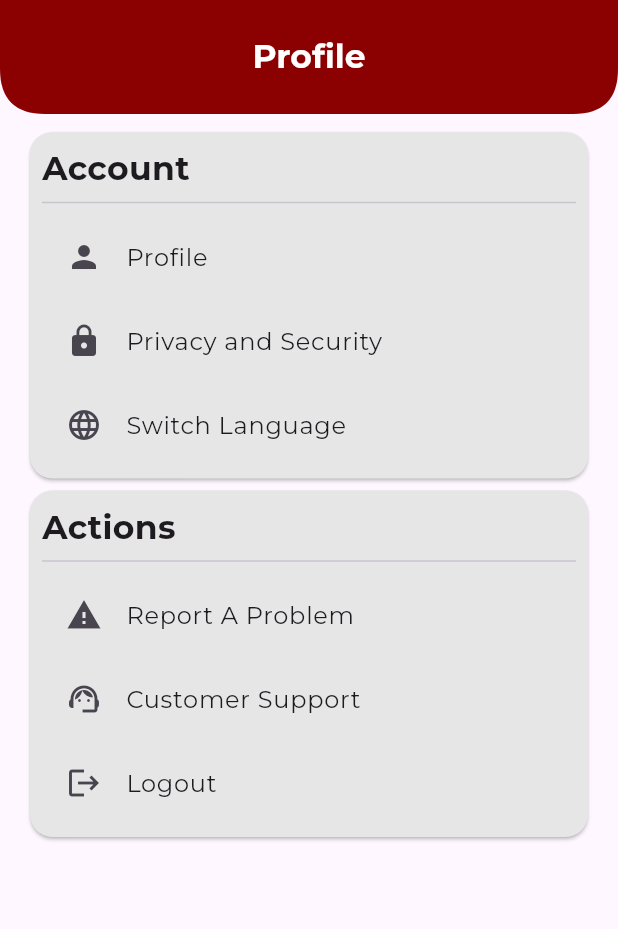
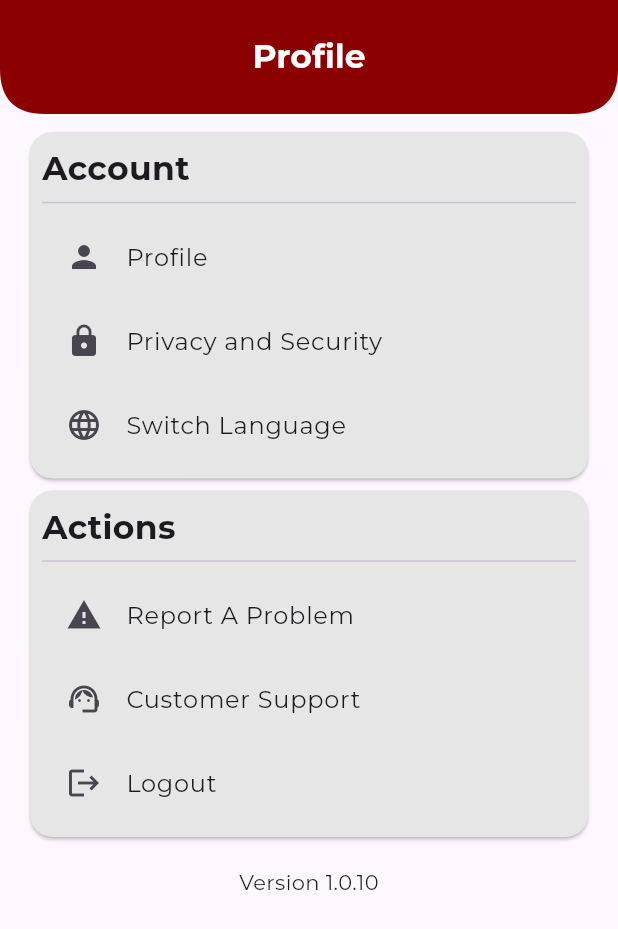
Before and after one commit to Mahmood-Sharif/Academity_App, a Flutter app: the ProfilePage screen opened directly, on a phone screen of 412 x 824 dp. Shown: the top 929 px of the screen. Run offline on Flutter 3.47's test engine with Material 3 defaults, Android fonts, the phone set to English and light mode, and no system bars; our stand-ins replace flutter_riverpod, flutter_secure_storage, google_fonts, image_picker, package_info_plus, qr_flutter; missing offline and left inert: mobile_scanner; accounts and stored records are empty; generated files the repository leaves out were written again; project files that could hold a hidden picture were left out.

Commit message:
display app version in profile screen

```diff
--- a/academity_app/lib/l10n/app_ar.arb
+++ b/academity_app/lib/l10n/app_ar.arb
@@ -95,6 +95,7 @@
     "dayOfWeekFri": "الجمعة",
     "dayOfWeekSat": "السبت",
     "dayOfWeekSun": "الأحد",
+    "appVersion": "اصدار {versionNumber}",
     "errorUnknown": "حدث خلل غير معروف",
     "errorCannotDeleteAccount": "لا يمكن حذف حساب مالك الأكاديمية من خلال التطبيق. يرجى التواصل مع خدمة العملاء للإزالة.",
     "errorCouldNotDeleteAccount": "خلل: لم يتم حذف الحساب.",
--- a/academity_app/lib/l10n/app_en.arb
+++ b/academity_app/lib/l10n/app_en.arb
@@ -407,6 +407,16 @@
     "@dayOfWeekSun": {
         "description": "Abbreviation for Sunday"
     },
+    "appVersion": "Version {versionNumber}",
+    "@appVersion": {
+        "description": "Display the current version of the app",
+        "placeholders": {
+            "versionNumber": {
+                "type": "String",
+                "example": "Unknown"
+            }
+        }
+    },
     "errorUnknown": "Unknown Error Occured",
     "@errorUnknown": {
         "description": "Help message for an generic error."
--- a/academity_app/lib/views/Profile/profile_screen.dart
+++ b/academity_app/lib/views/Profile/profile_screen.dart
@@ -6,6 +6,7 @@ import 'package:flutter/material.dart';
 import 'package:academity_app/views/widgets/app_bar.dart';
 import 'package:flutter_riverpod/flutter_riverpod.dart';
 import 'package:flutter_gen/gen_l10n/app_localizations.dart';
+import 'package:package_info_plus/package_info_plus.dart';
 import 'package:url_launcher/url_launcher.dart';
 
 class ProfilePage extends ConsumerWidget {
@@ -79,12 +80,6 @@ class ProfilePage extends ConsumerWidget {
                 },
               ],
             ),
-            // const SectionCard(
-            //   title: 'Support & About',
-            //   items: [
-            //     {'title': 'My Subscriptions', 'icon': Icons.subscriptions},
-            //   ],
-            // ),
             SectionCard(
               title: AppLocalizations.of(context)!.actionsSectionTitle,
               items: [
@@ -105,6 +100,19 @@ class ProfilePage extends ConsumerWidget {
                 },
               ],
             ),
+            const SizedBox(height: 16),
+            FutureBuilder(
+                future: PackageInfo.fromPlatform(),
+                builder: (context, asyncSnapshot) {
+                  if (asyncSnapshot.hasData) {
+                    final version = asyncSnapshot.requireData.version;
+                    return Center(
+                        child: Text(
+                            AppLocalizations.of(context)!.appVersion(version)));
+                  } else {
+                    return const SizedBox();
+                  }
+                })
           ],
         ),
       ),
--- a/academity_app/pubspec.yaml
+++ b/academity_app/pubspec.yaml
@@ -40,6 +40,7 @@ dependencies:
   image_picker: ^1.0.8
   intl: ^0.18.1
   mobile_scanner: ^5.1.0
+  package_info_plus: ^8.0.0
   qr_flutter: ^4.1.0
   shared_preferences: ^2.2.2
   url_launcher: ^6.2.5
```
Also changed, not shown: academity_app/pubspec.lock.
